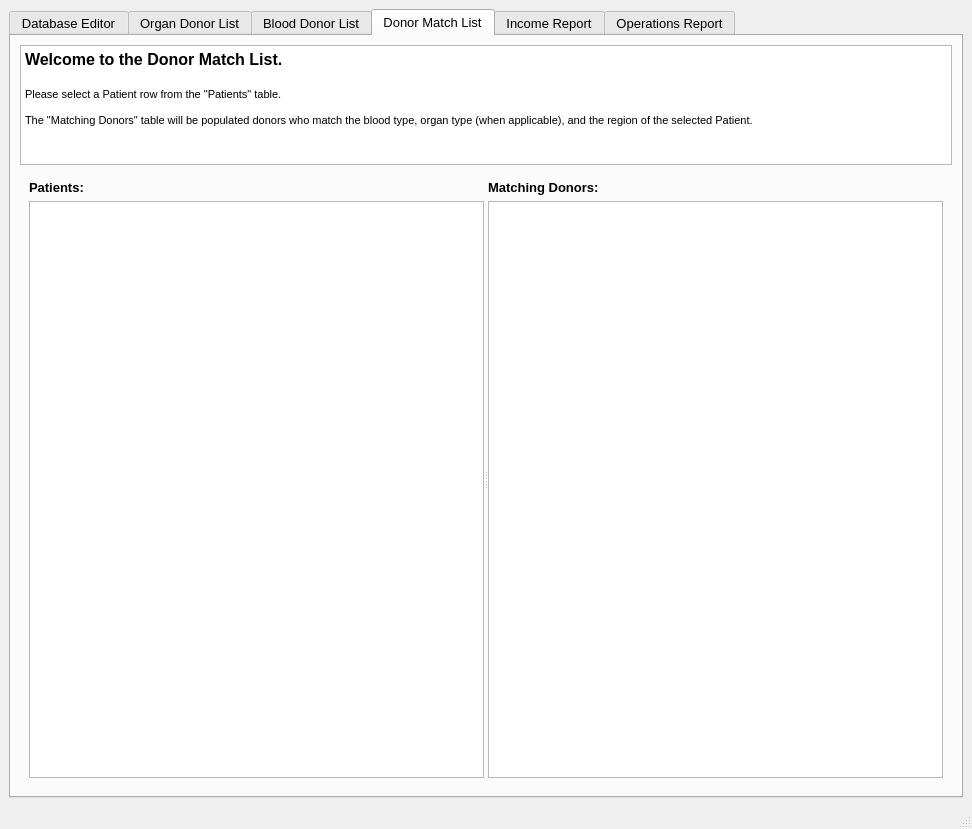
Old version of the form Src/BloodOrganDatabaseManager/Views/UI/BloodOrganDatabaseManagerMainWindowGenerated.ui in the repository petefitzpatrick19/CS425_Database_Management_System.
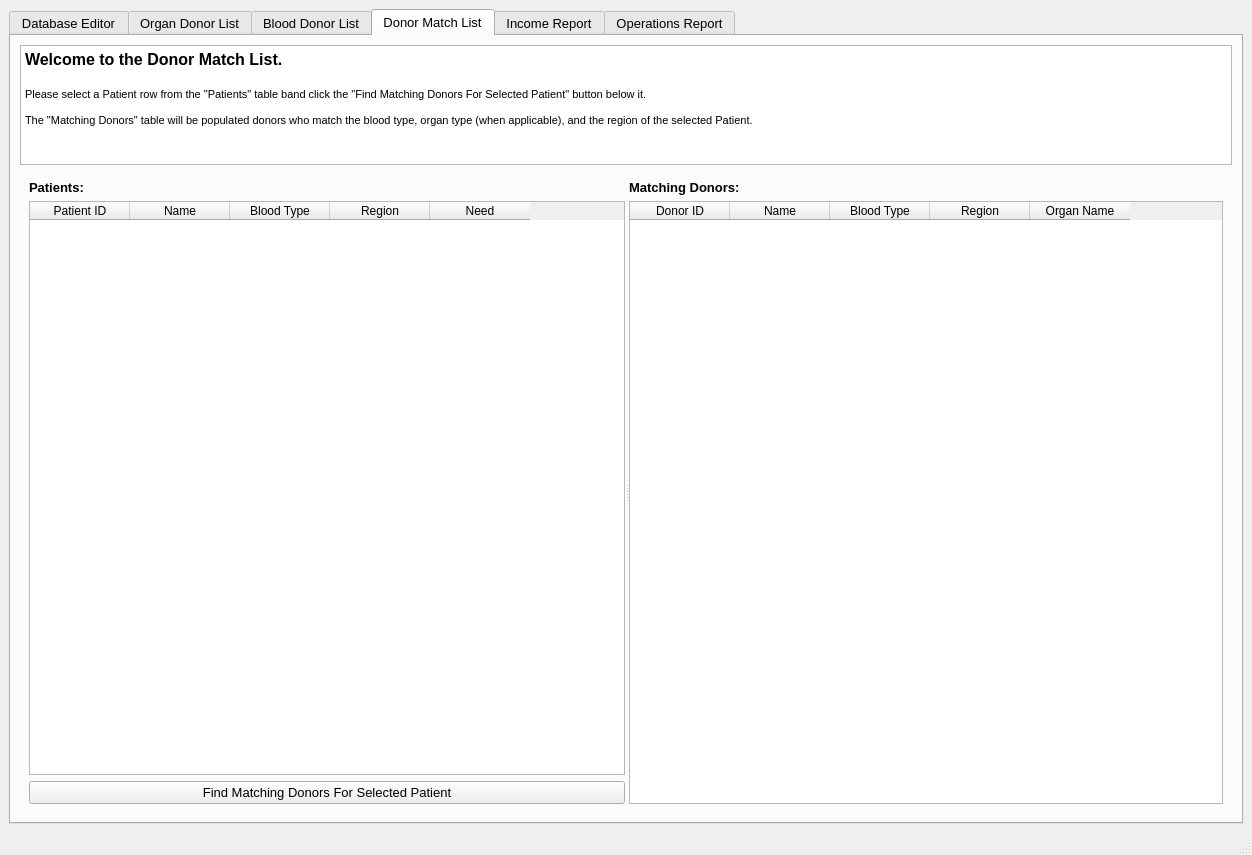
New version of the form. The open tabs and pages were chosen to show the change.

Commit message: Added Functionality for Organ Donor List, Blood Donor List, and Donor Match List

Diff of the .ui file:
```diff
--- a/Src/BloodOrganDatabaseManager/Views/UI/BloodOrganDatabaseManagerMainWindowGenerated.ui
+++ b/Src/BloodOrganDatabaseManager/Views/UI/BloodOrganDatabaseManagerMainWindowGenerated.ui
@@ -6,8 +6,8 @@
    <rect>
     <x>0</x>
     <y>0</y>
-    <width>972</width>
-    <height>829</height>
+    <width>1252</width>
+    <height>855</height>
    </rect>
   </property>
   <property name="windowTitle">
@@ -2528,27 +2528,27 @@
            <string>&lt;!DOCTYPE HTML PUBLIC &quot;-//W3C//DTD HTML 4.0//EN&quot; &quot;http://www.w3.org/TR/REC-html40/strict.dtd&quot;&gt;
 &lt;html&gt;&lt;head&gt;&lt;meta name=&quot;qrichtext&quot; content=&quot;1&quot; /&gt;&lt;style type=&quot;text/css&quot;&gt;
 p, li { white-space: pre-wrap; }
-&lt;/style&gt;&lt;/head&gt;&lt;body style=&quot; font-family:'MS Shell Dlg 2'; font-size:10pt; font-weight:400; font-style:normal;&quot;&gt;
-&lt;p style=&quot; margin-top:0px; margin-bottom:0px; margin-left:0px; margin-right:0px; -qt-block-indent:0; text-indent:0px;&quot;&gt;&lt;span style=&quot; font-size:12pt; font-weight:600;&quot;&gt;Welcome to the Donor Match List.&lt;/span&gt;&lt;/p&gt;
-&lt;p style=&quot;-qt-paragraph-type:empty; margin-top:0px; margin-bottom:0px; margin-left:0px; margin-right:0px; -qt-block-indent:0; text-indent:0px; font-size:12pt; font-weight:600;&quot;&gt;&lt;br /&gt;&lt;/p&gt;
-&lt;p style=&quot; margin-top:0px; margin-bottom:0px; margin-left:0px; margin-right:0px; -qt-block-indent:0; text-indent:0px;&quot;&gt;&lt;span style=&quot; font-size:8.25pt;&quot;&gt;Please select a Patient row from the &amp;quot;Patients&amp;quot; table.&lt;/span&gt;&lt;/p&gt;
-&lt;p style=&quot;-qt-paragraph-type:empty; margin-top:0px; margin-bottom:0px; margin-left:0px; margin-right:0px; -qt-block-indent:0; text-indent:0px; font-size:8.25pt;&quot;&gt;&lt;br /&gt;&lt;/p&gt;
-&lt;p style=&quot; margin-top:0px; margin-bottom:0px; margin-left:0px; margin-right:0px; -qt-block-indent:0; text-indent:0px;&quot;&gt;&lt;span style=&quot; font-size:8.25pt;&quot;&gt;The &amp;quot;Matching Donors&amp;quot; table will be populated donors who match the blood type, organ type (when applicable), and the region of the selected Patient.&lt;/span&gt;&lt;/p&gt;
-&lt;p style=&quot;-qt-paragraph-type:empty; margin-top:0px; margin-bottom:0px; margin-left:0px; margin-right:0px; -qt-block-indent:0; text-indent:0px; font-size:8.25pt;&quot;&gt;&lt;br /&gt;&lt;/p&gt;&lt;/body&gt;&lt;/html&gt;</string>
+&lt;/style&gt;&lt;/head&gt;&lt;body style=&quot; font-family:'.SF NS Text'; font-size:10pt; font-weight:400; font-style:normal;&quot;&gt;
+&lt;p style=&quot; margin-top:0px; margin-bottom:0px; margin-left:0px; margin-right:0px; -qt-block-indent:0; text-indent:0px;&quot;&gt;&lt;span style=&quot; font-family:'MS Shell Dlg 2'; font-size:12pt; font-weight:600;&quot;&gt;Welcome to the Donor Match List.&lt;/span&gt;&lt;/p&gt;
+&lt;p style=&quot;-qt-paragraph-type:empty; margin-top:0px; margin-bottom:0px; margin-left:0px; margin-right:0px; -qt-block-indent:0; text-indent:0px; font-family:'MS Shell Dlg 2'; font-size:12pt; font-weight:600;&quot;&gt;&lt;br /&gt;&lt;/p&gt;
+&lt;p style=&quot; margin-top:0px; margin-bottom:0px; margin-left:0px; margin-right:0px; -qt-block-indent:0; text-indent:0px;&quot;&gt;&lt;span style=&quot; font-family:'MS Shell Dlg 2'; font-size:8.25pt;&quot;&gt;Please select a Patient row from the &amp;quot;Patients&amp;quot; table band click the &amp;quot;Find Matching Donors For Selected Patient&amp;quot; button below it.&lt;/span&gt;&lt;/p&gt;
+&lt;p style=&quot;-qt-paragraph-type:empty; margin-top:0px; margin-bottom:0px; margin-left:0px; margin-right:0px; -qt-block-indent:0; text-indent:0px; font-family:'MS Shell Dlg 2'; font-size:8.25pt;&quot;&gt;&lt;br /&gt;&lt;/p&gt;
+&lt;p style=&quot; margin-top:0px; margin-bottom:0px; margin-left:0px; margin-right:0px; -qt-block-indent:0; text-indent:0px;&quot;&gt;&lt;span style=&quot; font-family:'MS Shell Dlg 2'; font-size:8.25pt;&quot;&gt;The &amp;quot;Matching Donors&amp;quot; table will be populated donors who match the blood type, organ type (when applicable), and the region of the selected Patient.&lt;/span&gt;&lt;/p&gt;
+&lt;p style=&quot;-qt-paragraph-type:empty; margin-top:0px; margin-bottom:0px; margin-left:0px; margin-right:0px; -qt-block-indent:0; text-indent:0px; font-family:'MS Shell Dlg 2'; font-size:8.25pt;&quot;&gt;&lt;br /&gt;&lt;/p&gt;&lt;/body&gt;&lt;/html&gt;</string>
           </property>
          </widget>
         </item>
         <item row="1" column="0">
          <widget class="QWidget" name="donor_match_widget" native="true">
           <layout class="QGridLayout" name="gridLayout_12">
-           <item row="0" column="0">
+           <item row="1" column="0">
             <widget class="QSplitter" name="splitter_2">
              <property name="orientation">
               <enum>Qt::Horizontal</enum>
              </property>
              <widget class="QWidget" name="patients_widget" native="true">
               <layout class="QGridLayout" name="gridLayout_10">
-               <item row="0" column="0">
+               <item row="1" column="0">
                 <widget class="QLabel" name="patients_lbl">
                  <property name="font">
                   <font>
@@ -2562,8 +2562,56 @@
                  </property>
                 </widget>
                </item>
-               <item row="1" column="0">
-                <widget class="QTableWidget" name="patients_table"/>
+               <item row="2" column="0">
+                <widget class="QTableWidget" name="patients_table">
+                 <property name="editTriggers">
+                  <set>QAbstractItemView::NoEditTriggers</set>
+                 </property>
+                 <property name="selectionMode">
+                  <enum>QAbstractItemView::SingleSelection</enum>
+                 </property>
+                 <property name="selectionBehavior">
+                  <enum>QAbstractItemView::SelectRows</enum>
+                 </property>
+                 <column>
+                  <property name="text">
+                   <string>Patient ID</string>
+                  </property>
+                 </column>
+                 <column>
+                  <property name="text">
+                   <string>Name</string>
+                  </property>
+                 </column>
+                 <column>
+                  <property name="text">
+                   <string>Blood Type</string>
+                  </property>
+                 </column>
+                 <column>
+                  <property name="text">
+                   <string>Region</string>
+                  </property>
+                 </column>
+                 <column>
+                  <property name="text">
+                   <string>Need</string>
+                  </property>
+                 </column>
+                </widget>
+               </item>
+               <item row="3" column="0">
+                <widget class="QPushButton" name="donor_match_enter_btn">
+                 <property name="maximumSize">
+                  <size>
+                   <width>16777215</width>
+                   <height>16777215</height>
+                  </size>
+                 </property>
+                 <property name="text">
+                  <string>Find Matching Donors For Selected Patient</string>
+                 </property>
+                </widget>
                </item>
               </layout>
              </widget>
@@ -2584,7 +2632,33 @@
                 </widget>
                </item>
                <item row="1" column="0">
-                <widget class="QTableWidget" name="matching_donors_table"/>
+                <widget class="QTableWidget" name="matching_donors_table">
+                 <column>
+                  <property name="text">
+                   <string>Donor ID</string>
+                  </property>
+                 </column>
+                 <column>
+                  <property name="text">
+                   <string>Name</string>
+                  </property>
+                 </column>
+                 <column>
+                  <property name="text">
+                   <string>Blood Type</string>
+                  </property>
+                 </column>
+                 <column>
+                  <property name="text">
+                   <string>Region</string>
+                  </property>
+                 </column>
+                 <column>
+                  <property name="text">
+                   <string>Organ Name</string>
+                  </property>
+                 </column>
+                </widget>
                </item>
               </layout>
              </widget>
```
Left out of the diff: 270 changed lines with no effect on the pictures. The commit also changes 3 other files.
